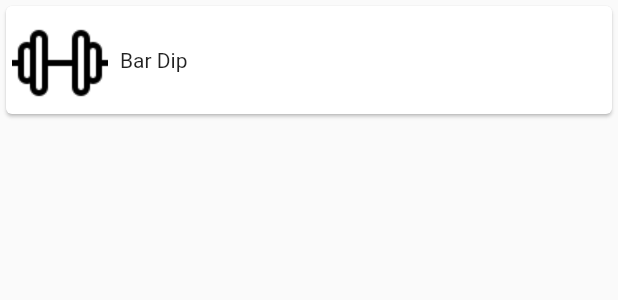
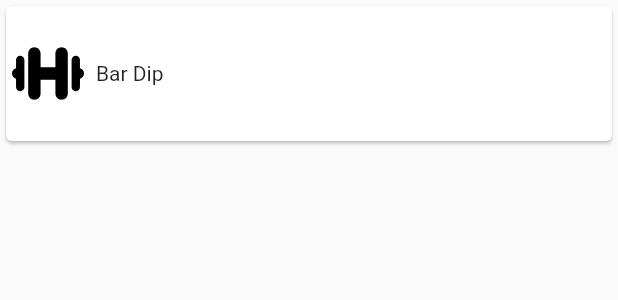
Before and after one commit to bpreise1/frontend, a Flutter app: the ExerciseListItem widget shown alone on an empty page, opened directly with sample values from the repository, on a phone screen of 412 x 824 dp. Shown: the top 300 px of the screen. Run offline on Flutter 3.47's test engine with Material 2 defaults, Android fonts, the light colour scheme and no system bars; our stand-ins replace firebase_auth, firebase_core, flutter_riverpod, flutter_slidable, flutter_svg, syncfusion_flutter_charts; missing offline and left inert: firebase_ui_auth, firebase_ui_oauth_google; accounts and stored records are empty.

Commit message:
formatting changes for phone

```diff
--- a/lib/widgets/exercise_list_item.dart
+++ b/lib/widgets/exercise_list_item.dart
@@ -1,5 +1,8 @@
 import 'package:flutter/material.dart';
 import 'package:frontend/models/exercise.dart';
+import 'package:flutter_svg/flutter_svg.dart';
+
+enum ImageSize { small, large }
 
 class ExerciseListItem extends StatelessWidget {
   const ExerciseListItem(
@@ -7,12 +10,14 @@ class ExerciseListItem extends StatelessWidget {
       this.children = const [],
       this.onTapEnabled = true,
       this.flexible = true,
+      this.imageSize = ImageSize.large,
       super.key});
 
   final Exercise exercise;
   final List<Widget> children;
   final bool onTapEnabled;
   final bool flexible;
+  final ImageSize imageSize;
 
   @override
   Widget build(BuildContext context) {
@@ -31,11 +36,17 @@ class ExerciseListItem extends StatelessWidget {
               }
             : null,
         child: Card(
+          child: SizedBox(
+            height: 90,
             child: Padding(
-            padding: const EdgeInsets.all(4),
+              padding: const EdgeInsets.symmetric(horizontal: 4),
               child: Row(
                 children: [
-                Image.asset('assets/temp.png', width: 64, height: 64),
+                  imageSize == ImageSize.large
+                      ? SvgPicture.asset('assets/temp.svg',
+                          width: 48, height: 48)
+                      : SvgPicture.asset('assets/temp.svg',
+                          width: 24, height: 24),
                   const Padding(
                     padding: EdgeInsets.symmetric(horizontal: 4),
                   ),
@@ -51,6 +62,7 @@ class ExerciseListItem extends StatelessWidget {
             ),
           ),
         ),
+      ),
     );
   }
 }
--- a/lib/widgets/exercise_list_item_textfield.dart
+++ b/lib/widgets/exercise_list_item_textfield.dart
@@ -64,7 +64,7 @@ class _ExerciseListItemTextfieldState extends State<ExerciseListItemTextfield> {
                 helperText: widget.helperText,
                 hintText: widget.hintText ?? '',
               ),
-              keyboardType: TextInputType.number,
+              keyboardType: const TextInputType.numberWithOptions(signed: true),
               inputFormatters: widget.inputFormatters,
             )));
   }
--- a/lib/widgets/sets_and_reps_editor.dart
+++ b/lib/widgets/sets_and_reps_editor.dart
@@ -158,10 +158,11 @@ class SetsAndRepsNotEditing extends ConsumerWidget {
               return toHeroContext.widget;
             },
             child: ExerciseListItem(
+              imageSize: ImageSize.small,
               exercise: exercises[index],
               children: [
                 Expanded(
-                    flex: 2,
+                    flex: 1,
                     child: ExerciseListItemTextfield(
                         text: exercises[index].sets,
                         disabled: true,
--- a/pubspec.yaml
+++ b/pubspec.yaml
@@ -46,6 +46,7 @@ dependencies:
   syncfusion_flutter_charts: ^20.4.41
   intl: ^0.17.0
   flutter_slidable: ^2.0.0
+  flutter_svg: ^1.1.2
 
 dev_dependencies:
   flutter_test:
```
Also changed, not shown: lib/screens/create_plan_page.dart (+21 -9 lines), lib/widgets/draggable_exercise_list_item.dart (+7 -3 lines), lib/widgets/plan_list.dart (+7 -4 lines), lib/widgets/slidable_card.dart (+6 -1 lines), assets/temp.png (deleted), assets/temp.svg (added), pubspec.lock, 3 other files. Lines whose indentation alone changed are shown as unchanged.
